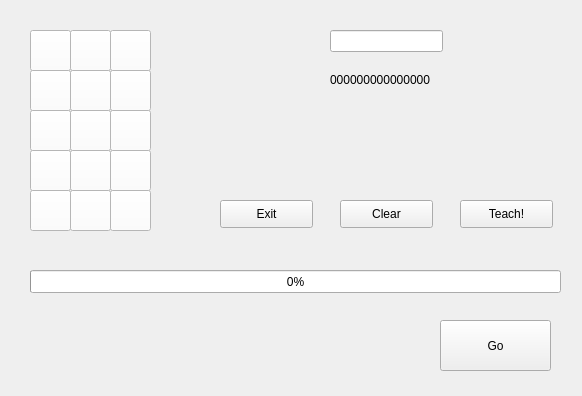
Old version of the form ui.ui in the repository seara2k/HSE-PROJECT-simple-neural-network.
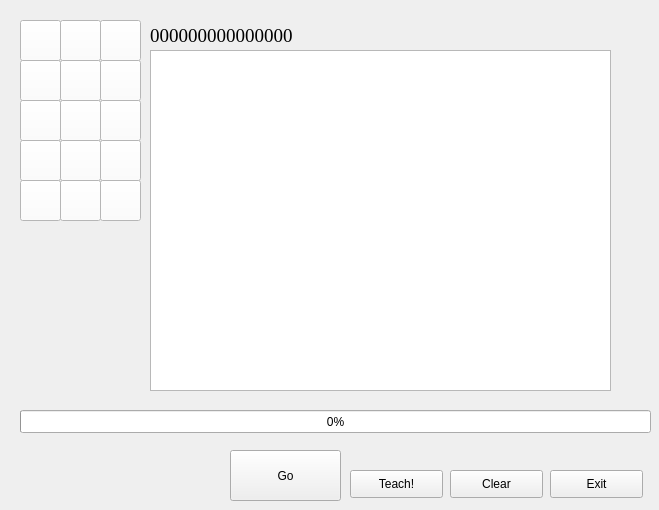
New version of the form. Icons and pictures are not drawn.

Commit message: Programmed almost all objects on Form

What changed in the file:
```diff
--- a/ui.ui
+++ b/ui.ui
@@ -6,8 +6,8 @@
    <rect>
     <x>0</x>
     <y>0</y>
-    <width>582</width>
-    <height>396</height>
+    <width>659</width>
+    <height>510</height>
    </rect>
   </property>
   <property name="windowTitle">
@@ -17,11 +17,16 @@
    <iconset>
     <normaloff>Dawnbringer.jpg</normaloff>Dawnbringer.jpg</iconset>
   </property>
+  <property name="styleSheet">
+   <string notr="true">QWidget{
+	background-color:;
+}</string>
+  </property>
   <widget class="QPushButton" name="pushButton1">
    <property name="geometry">
     <rect>
-     <x>30</x>
-     <y>30</y>
+     <x>20</x>
+     <y>20</y>
      <width>41</width>
      <height>41</height>
     </rect>
@@ -50,8 +55,8 @@
   <widget class="QPushButton" name="pushButton2">
    <property name="geometry">
     <rect>
-     <x>70</x>
-     <y>30</y>
+     <x>60</x>
+     <y>20</y>
      <width>41</width>
      <height>41</height>
     </rect>
@@ -80,8 +85,8 @@
   <widget class="QPushButton" name="pushButton3">
    <property name="geometry">
     <rect>
-     <x>110</x>
-     <y>30</y>
+     <x>100</x>
+     <y>20</y>
      <width>41</width>
      <height>41</height>
     </rect>
@@ -110,8 +115,8 @@
   <widget class="QPushButton" name="pushButton4">
    <property name="geometry">
     <rect>
-     <x>30</x>
-     <y>70</y>
+     <x>20</x>
+     <y>60</y>
      <width>41</width>
      <height>41</height>
     </rect>
@@ -140,8 +145,8 @@
   <widget class="QPushButton" name="pushButton5">
    <property name="geometry">
     <rect>
-     <x>70</x>
-     <y>70</y>
+     <x>60</x>
+     <y>60</y>
      <width>41</width>
      <height>41</height>
     </rect>
@@ -170,8 +175,8 @@
   <widget class="QPushButton" name="pushButton6">
    <property name="geometry">
     <rect>
-     <x>110</x>
-     <y>70</y>
+     <x>100</x>
+     <y>60</y>
      <width>41</width>
      <height>41</height>
     </rect>
@@ -200,8 +205,8 @@
   <widget class="QPushButton" name="pushButton7">
    <property name="geometry">
     <rect>
-     <x>30</x>
-     <y>110</y>
+     <x>20</x>
+     <y>100</y>
      <width>41</width>
      <height>41</height>
     </rect>
@@ -230,8 +235,8 @@
   <widget class="QPushButton" name="pushButton8">
    <property name="geometry">
     <rect>
-     <x>70</x>
-     <y>110</y>
+     <x>60</x>
+     <y>100</y>
      <width>41</width>
      <height>41</height>
     </rect>
@@ -260,8 +265,8 @@
   <widget class="QPushButton" name="pushButton9">
    <property name="geometry">
     <rect>
-     <x>110</x>
-     <y>110</y>
+     <x>100</x>
+     <y>100</y>
      <width>41</width>
      <height>41</height>
     </rect>
@@ -290,8 +295,8 @@
   <widget class="QPushButton" name="pushButton10">
    <property name="geometry">
     <rect>
-     <x>30</x>
-     <y>150</y>
+     <x>20</x>
+     <y>140</y>
      <width>41</width>
      <height>41</height>
     </rect>
@@ -320,8 +325,8 @@
   <widget class="QPushButton" name="pushButton11">
    <property name="geometry">
     <rect>
-     <x>70</x>
-     <y>150</y>
+     <x>60</x>
+     <y>140</y>
      <width>41</width>
      <height>41</height>
     </rect>
@@ -350,8 +355,8 @@
   <widget class="QPushButton" name="pushButton12">
    <property name="geometry">
     <rect>
-     <x>110</x>
-     <y>150</y>
+     <x>100</x>
+     <y>140</y>
      <width>41</width>
      <height>41</height>
     </rect>
@@ -380,8 +385,8 @@
   <widget class="QPushButton" name="pushButton13">
    <property name="geometry">
     <rect>
-     <x>30</x>
-     <y>190</y>
+     <x>20</x>
+     <y>180</y>
      <width>41</width>
      <height>41</height>
     </rect>
@@ -410,8 +415,8 @@
   <widget class="QPushButton" name="pushButton14">
    <property name="geometry">
     <rect>
-     <x>70</x>
-     <y>190</y>
+     <x>60</x>
+     <y>180</y>
      <width>41</width>
      <height>41</height>
     </rect>
@@ -440,8 +445,8 @@
   <widget class="QPushButton" name="pushButton15">
    <property name="geometry">
     <rect>
-     <x>110</x>
-     <y>190</y>
+     <x>100</x>
+     <y>180</y>
      <width>41</width>
      <height>41</height>
     </rect>
@@ -470,8 +475,8 @@
   <widget class="QPushButton" name="goButton">
    <property name="geometry">
     <rect>
-     <x>440</x>
-     <y>320</y>
+     <x>230</x>
+     <y>450</y>
      <width>111</width>
      <height>51</height>
     </rect>
@@ -483,12 +488,18 @@
   <widget class="QLabel" name="labelresult">
    <property name="geometry">
     <rect>
-     <x>330</x>
-     <y>70</y>
-     <width>131</width>
-     <height>20</height>
+     <x>150</x>
+     <y>20</y>
+     <width>171</width>
+     <height>31</height>
     </rect>
    </property>
+   <property name="font">
+    <font>
+     <family>Times New Roman</family>
+     <pointsize>14</pointsize>
+    </font>
+   </property>
    <property name="text">
     <string>000000000000000</string>
    </property>
@@ -497,9 +508,9 @@
    <property name="geometry">
     <rect>
      <x>30</x>
-     <y>320</y>
-     <width>391</width>
-     <height>71</height>
+     <y>240</y>
+     <width>101</width>
+     <height>131</height>
     </rect>
    </property>
    <property name="font">
@@ -514,9 +525,9 @@
   <widget class="QProgressBar" name="progressBar">
    <property name="geometry">
     <rect>
-     <x>30</x>
-     <y>270</y>
-     <width>531</width>
+     <x>20</x>
+     <y>410</y>
+     <width>631</width>
      <height>23</height>
     </rect>
    </property>
@@ -524,21 +535,11 @@
     <number>0</number>
    </property>
   </widget>
-  <widget class="QLineEdit" name="lineEdit">
-   <property name="geometry">
-    <rect>
-     <x>330</x>
-     <y>30</y>
-     <width>113</width>
-     <height>22</height>
-    </rect>
-   </property>
-  </widget>
   <widget class="QPushButton" name="clearButton">
    <property name="geometry">
     <rect>
-     <x>340</x>
-     <y>200</y>
+     <x>450</x>
+     <y>470</y>
      <width>93</width>
      <height>28</height>
     </rect>
@@ -550,8 +551,8 @@
   <widget class="QPushButton" name="exitButton">
    <property name="geometry">
     <rect>
-     <x>220</x>
-     <y>200</y>
+     <x>550</x>
+     <y>470</y>
      <width>93</width>
      <height>28</height>
     </rect>
@@ -563,8 +564,8 @@
   <widget class="QPushButton" name="teachButton">
    <property name="geometry">
     <rect>
-     <x>460</x>
-     <y>200</y>
+     <x>350</x>
+     <y>470</y>
      <width>93</width>
      <height>28</height>
     </rect>
@@ -573,6 +574,28 @@
     <string>Teach!</string>
    </property>
   </widget>
+  <widget class="QTextEdit" name="console">
+   <property name="geometry">
+    <rect>
+     <x>150</x>
+     <y>50</y>
+     <width>461</width>
+     <height>341</height>
+    </rect>
+   </property>
+   <property name="font">
+    <font>
+     <family>Consolas</family>
+     <pointsize>14</pointsize>
+    </font>
+   </property>
+   <property name="acceptDrops">
+    <bool>true</bool>
+   </property>
+   <property name="readOnly">
+    <bool>true</bool>
+   </property>
+  </widget>
  </widget>
  <resources/>
  <connections/>
```
The commit also changes 5 other files.
